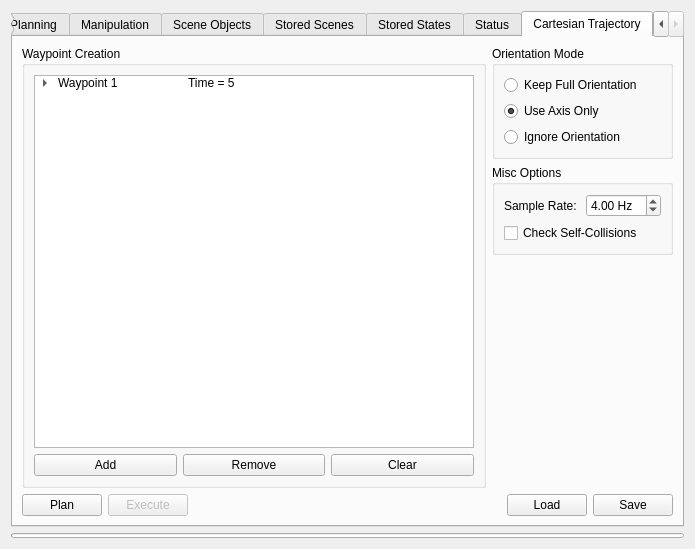
Before: the Qt Designer form vigir_moveit_rviz_ui/vigir_motion_planning_rviz_plugin/src/ui/motion_planning_rviz_plugin_frame.ui in team-vigir/vigir_manipulation_planning, drawn with Qt 5.
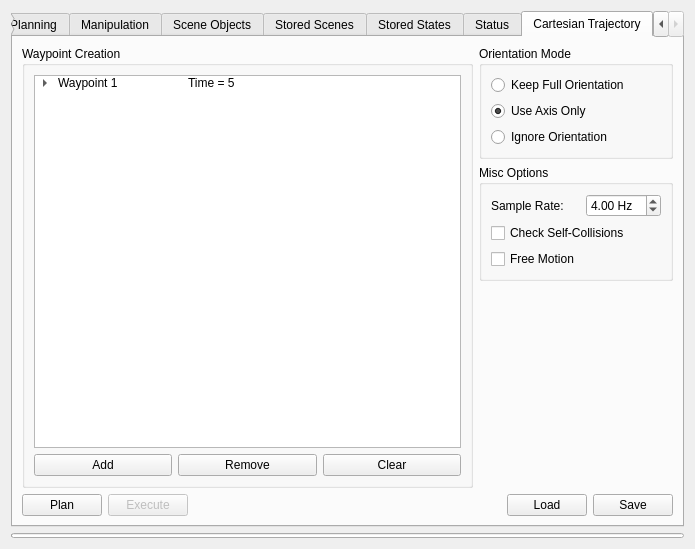
After: the same form once the commit is applied.

Commit message: cleanup for vigir_motion_planning_rviz_plugin Drake stuff

Patch:
```diff
--- a/vigir_moveit_rviz_ui/vigir_motion_planning_rviz_plugin/src/ui/motion_planning_rviz_plugin_frame.ui
+++ b/vigir_moveit_rviz_ui/vigir_motion_planning_rviz_plugin/src/ui/motion_planning_rviz_plugin_frame.ui
@@ -679,7 +679,7 @@
             <item>
              <widget class="QLabel" name="label_11">
               <property name="text">
-               <string>Velocity Scaling:</string>	               
+               <string>Velocity Scaling:</string>
               </property>
              </widget>
             </item>
@@ -1511,7 +1511,7 @@
        <string>Cartesian Trajectory</string>
       </attribute>
       <layout class="QGridLayout" name="gridLayout_20" columnstretch="1,0">
-       <item row="0" column="0" rowspan="3">
+       <item row="0" column="0" rowspan="4">
         <widget class="QGroupBox" name="waypoint_creation_group">
          <property name="title">
           <string>Waypoint Creation</string>
@@ -1720,17 +1720,24 @@
             </property>
            </widget>
           </item>
-          <item row="1" column="0" colspan="2">
+          <item row="2" column="0" colspan="2">
            <widget class="QCheckBox" name="check_self_collisions_checkbox">
             <property name="text">
              <string>Check Self-Collisions</string>
             </property>
            </widget>
           </item>
+          <item row="3" column="0">
+           <widget class="QCheckBox" name="free_motion_checkbox">
+            <property name="text">
+             <string>Free Motion</string>
+            </property>
+           </widget>
+          </item>
          </layout>
         </widget>
        </item>
-       <item row="2" column="1">
+       <item row="3" column="1">
         <spacer name="verticalSpacer_10">
          <property name="orientation">
           <enum>Qt::Vertical</enum>
@@ -1743,7 +1750,7 @@
          </property>
         </spacer>
        </item>
-       <item row="3" column="0" colspan="2">
+       <item row="4" column="0" colspan="2">
         <layout class="QHBoxLayout" name="horizontalLayout_12" stretch="0,0,1,0,0">
          <item>
           <widget class="QPushButton" name="plan_cartesian_trajectory_button">
```
The commit also changes 2 other files.
